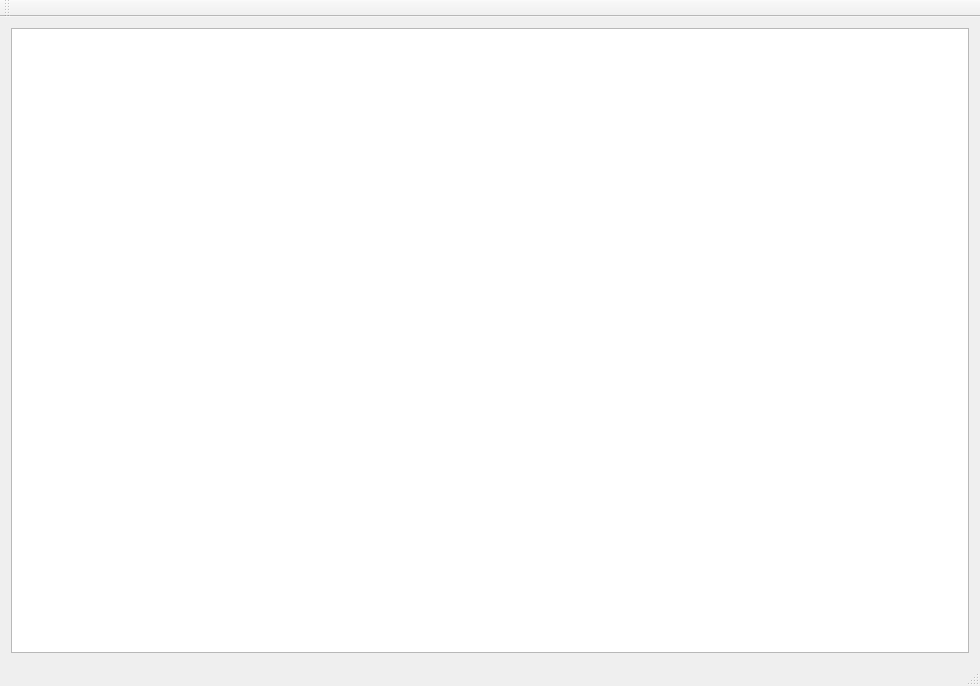
XiaoXiaoXian/daozha_qt, file daozha.ui: the form before one commit.
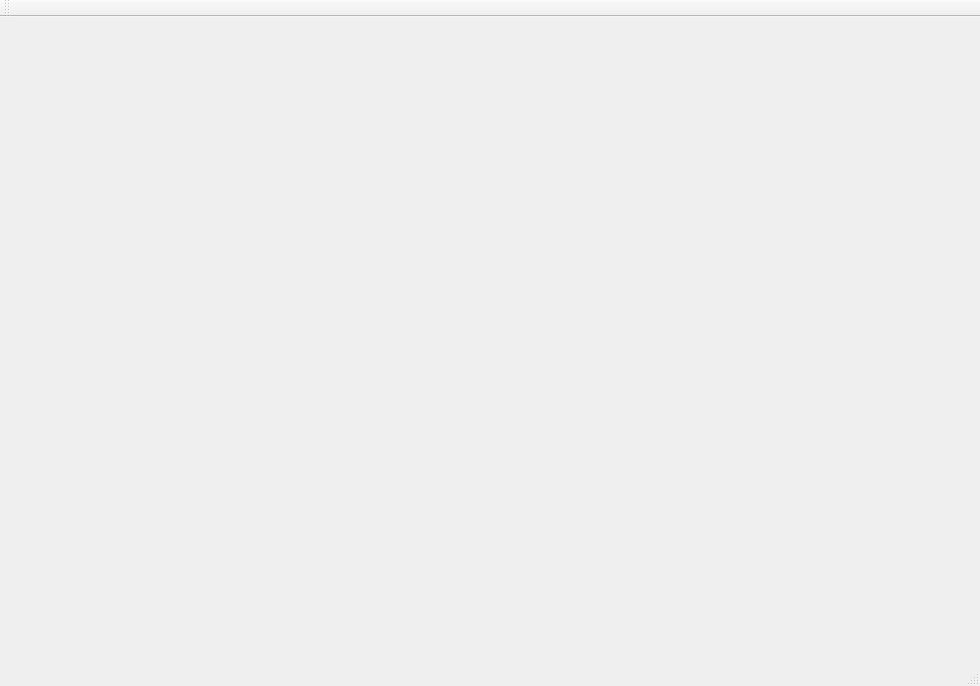
The form after the commit.

Diff of the .ui file:
```diff
--- a/daozha.ui
+++ b/daozha.ui
@@ -20,15 +20,7 @@
    <string>daozha</string>
   </property>
   <widget class="QWidget" name="centralWidget">
-   <layout class="QHBoxLayout" name="horizontalLayout">
-    <item>
-     <layout class="QHBoxLayout" name="horizontalLayout_2">
-      <item>
-       <widget class="QGraphicsView" name="graphicsView"/>
-      </item>
-     </layout>
-    </item>
-   </layout>
+   <layout class="QHBoxLayout" name="horizontalLayout"/>
   </widget>
   <widget class="QMenuBar" name="menuBar">
    <property name="geometry">
```
